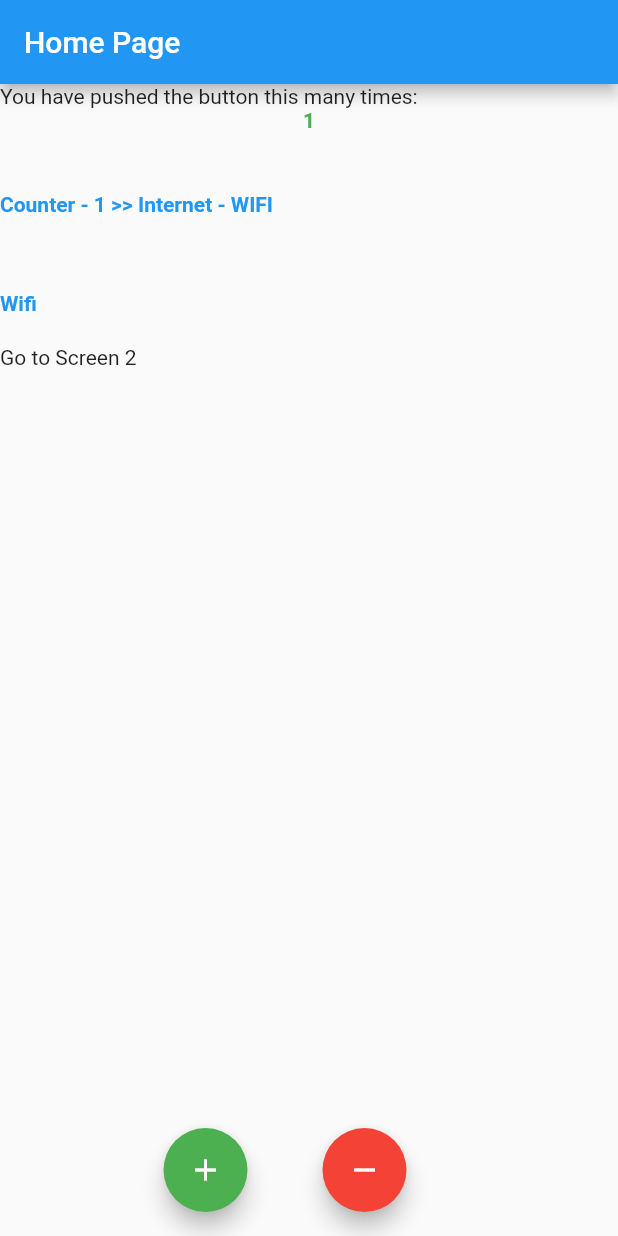
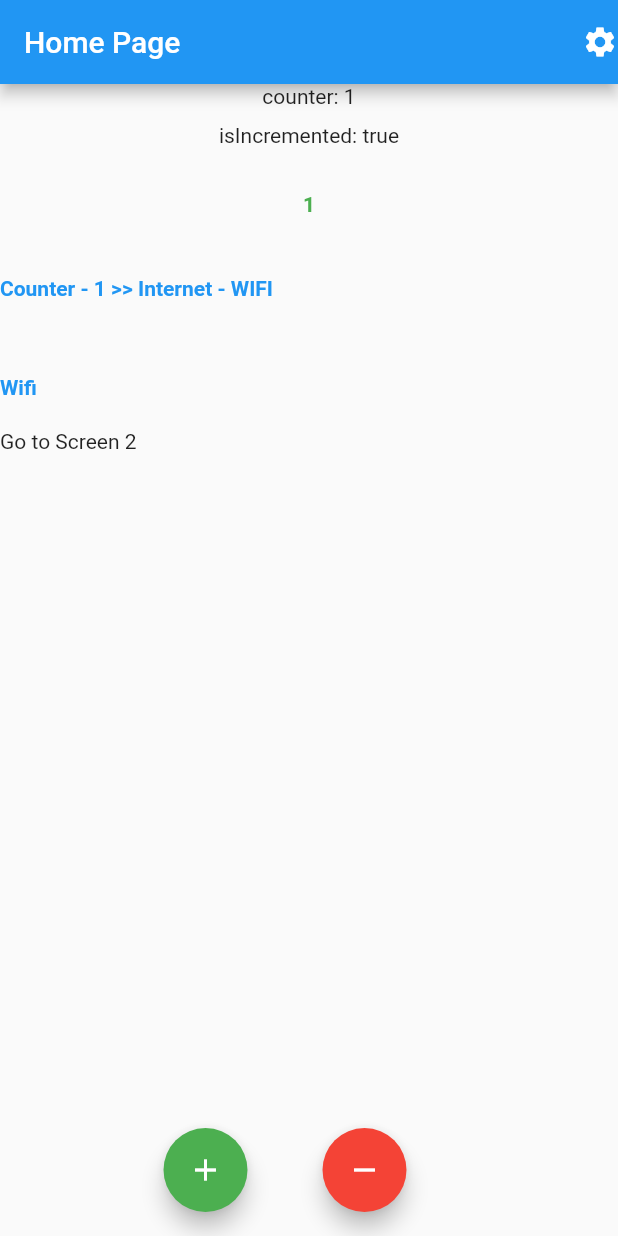
Before and after one commit to classyk12/bloc_flutter, a Flutter app: the screen it shows after launch, after a tap on the "add" icon, on a phone screen of 412 x 824 dp. Run offline on Flutter 3.47's test engine with Material 2 defaults, Android fonts, the phone set to English and light mode, and no system bars; our stand-ins replace bloc, connectivity_plus, equatable, flutter_bloc.

Commit message:
feat: state not updating

```diff
--- a/lib/cubit/internet_cubit.dart
+++ b/lib/cubit/internet_cubit.dart
@@ -16,6 +16,7 @@ class InternetCubit extends Cubit<InternetState> {
   InternetCubit(this.connectivity) : super(InternetLoading()) {
     monitorInternetConnection();
   }
+
 
   void monitorInternetConnection() {
     connectivityStreamSubscription =
--- /dev/null
+++ b/lib/cubit/settings_cubit.dart
@@ -0,0 +1,16 @@
+import 'package:bloc/bloc.dart';
+import 'package:equatable/equatable.dart';
+
+part 'settings_state.dart';
+
+class SettingsCubit extends Cubit<SettingsState> {
+  SettingsCubit()
+      : super(const SettingsState(
+            appNotifications: false, emailNotifications: false));
+
+  void toggleAppNotifications(bool value) =>
+      emit(state.copyWith(appNotifications: value));
+
+  void toggleEmailNotifications(bool value) =>
+      emit(state.copyWith(emailNotifications: value));
+}
--- /dev/null
+++ b/lib/cubit/settings_state.dart
@@ -0,0 +1,23 @@
+// ignore_for_file: public_member_api_docs, sort_constructors_first
+part of 'settings_cubit.dart';
+
+class SettingsState extends Equatable {
+  final bool? appNotifications;
+  final bool? emailNotifications;
+
+  const SettingsState({this.appNotifications, this.emailNotifications});
+
+  @override
+  //
+  List<Object> get props => [appNotifications!, emailNotifications!];
+
+  SettingsState copyWith({
+    bool? appNotifications,
+    bool? emailNotifications,
+  }) {
+    return SettingsState(
+      appNotifications: appNotifications ?? this.appNotifications,
+      emailNotifications: emailNotifications ?? this.emailNotifications,
+    );
+  }
+}
--- a/lib/main.dart
+++ b/lib/main.dart
@@ -3,6 +3,7 @@ import 'package:flutter/material.dart';
 import 'package:flutter_bloc/flutter_bloc.dart';
 import 'package:flutter_bloc_app/cubit/counter_cubit.dart';
 import 'package:flutter_bloc_app/cubit/internet_cubit.dart';
+import 'package:flutter_bloc_app/cubit/settings_cubit.dart';
 import 'package:flutter_bloc_app/presentation/router/app_router.dart';
 
 void main() {
@@ -16,6 +17,14 @@ class MyApp extends StatelessWidget {
   final Connectivity? connectivity;
   final AppRouter? appRouter;
 
+  //!hguihihi
+
+  //? hvhghghghgh
+
+  //TODO: HHGHFHGHGHGG
+
+  //* HHHIHHIHIHI
+
   const MyApp({Key? key, this.connectivity, this.appRouter}) : super(key: key);
 
   // This widget is the root of your application.
@@ -26,6 +35,7 @@ class MyApp extends StatelessWidget {
         BlocProvider<InternetCubit>(
             create: (context) => InternetCubit(connectivity!)),
         BlocProvider<CounterCubit>(create: (context) => CounterCubit()),
+        BlocProvider<SettingsCubit>(create: (context) => SettingsCubit()),
       ],
       child: MaterialApp(
         // routes: {
--- a/lib/presentation/router/app_router.dart
+++ b/lib/presentation/router/app_router.dart
@@ -1,6 +1,7 @@
 import 'package:flutter/material.dart';
 import 'package:flutter_bloc_app/presentation/screens/home.dart';
 import 'package:flutter_bloc_app/presentation/screens/second_screen.dart';
+import 'package:flutter_bloc_app/presentation/screens/setting_screen.dart';
 import 'package:flutter_bloc_app/presentation/screens/third_screen.dart';
 
 class AppRouter {
@@ -24,6 +25,12 @@ class AppRouter {
                   title: 'Third Page',
                 ));
 
+      case '/settings':
+        return MaterialPageRoute(
+            builder: (_) => const SettingScreen(
+                  title: 'Settings Page',
+                ));
+
       default:
         return null;
     }
--- a/lib/presentation/screens/home.dart
+++ b/lib/presentation/screens/home.dart
@@ -17,7 +17,6 @@ class _HomeScreenState extends State<HomeScreen> {
   @override
   Widget build(BuildContext context) {
     return
-
         // BlocListener<InternetCubit, InternetState>(
         //   listener: (context, state) {
         //     if (state is InternetConnected &&
@@ -29,7 +28,6 @@ class _HomeScreenState extends State<HomeScreen> {
         //     }
         //   },
         //   child:
-
         Scaffold(
       floatingActionButton: Row(
         mainAxisAlignment: MainAxisAlignment.center,
@@ -58,14 +56,36 @@ class _HomeScreenState extends State<HomeScreen> {
 
       appBar: AppBar(
         title: Text(widget.title),
+        actions: [
+          InkWell(
+              onTap: () {
+                Navigator.of(context).pushNamed('/settings');
+              },
+              child: const Icon(Icons.settings))
+        ],
       ),
       body: Center(
         child: ListView(
           // mainAxisAlignment: MainAxisAlignment.center,
           children: <Widget>[
-            const Text(
-              'You have pushed the button this many times:',
-            ),
+            Builder(builder: (context) {
+              final counterval = context
+                  .select((CounterCubit cubit) => cubit.state.counterValue);
+              final incrementval = context
+                  .select((CounterCubit cubit) => cubit.state.isIncremented);
+              return Column(
+                children: [
+                  Text(
+                    'counter: ' + counterval.toString(),
+                  ),
+                  const SizedBox(height: 10),
+                  Text(
+                    'isIncremented: ' + incrementval.toString(),
+                  ),
+                ],
+              );
+            }),
+            const SizedBox(height: 30),
             BlocBuilder<CounterCubit, CounterState>(builder: ((context, state) {
               return Column(
                 children: [
```
Also changed, not shown: lib/presentation/screens/setting_screen.dart (added, +62 -0 lines), 1 other file.
